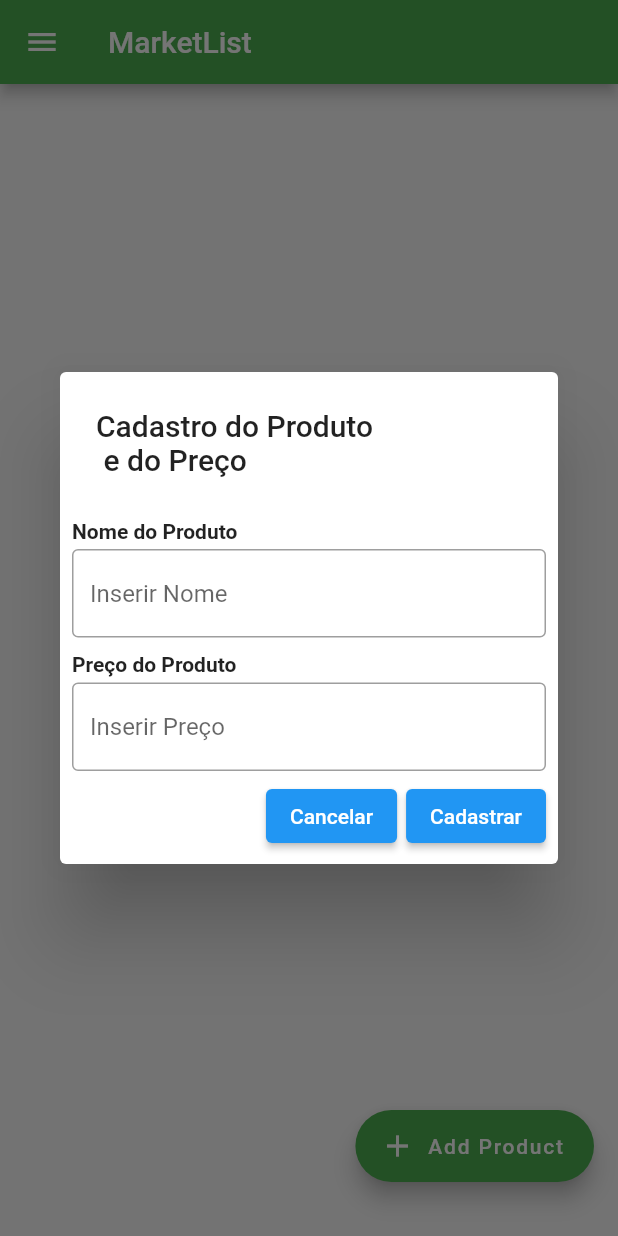
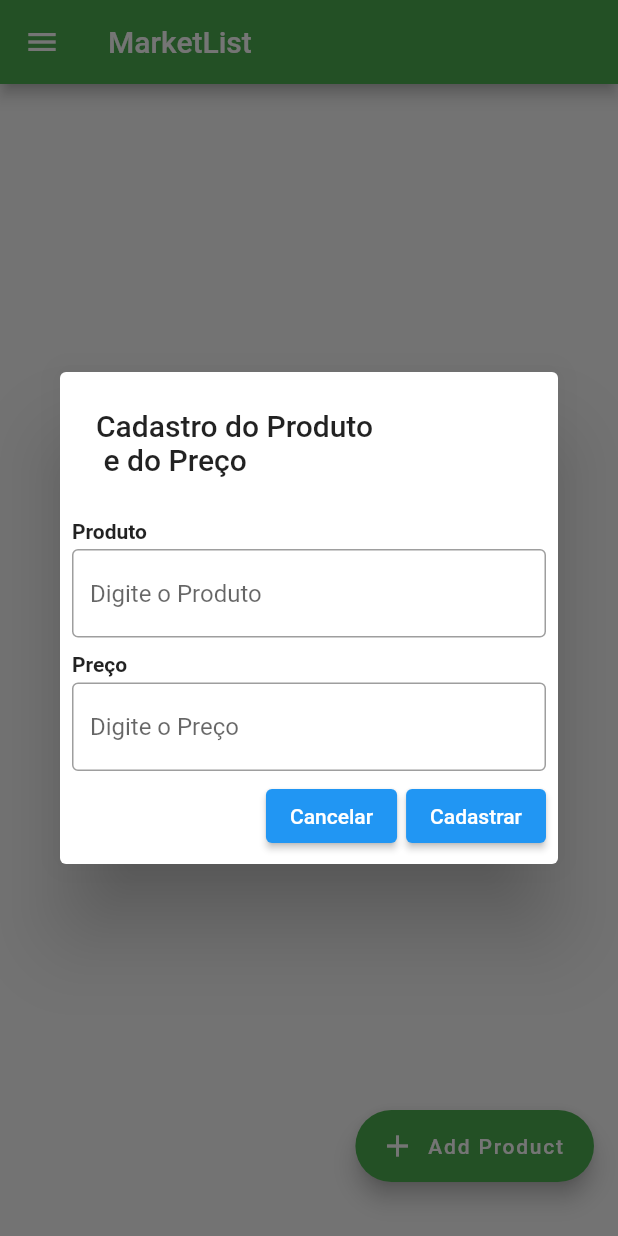
Before and after one commit to davidfffelix/marketlist, a Flutter app: the screen it shows after launch, after a tap on "Add Product", on a phone screen of 412 x 824 dp. Run offline on Flutter 3.47's test engine with Material 2 defaults, Android fonts, the phone set to English and light mode, and no system bars; our stand-ins replace get.

Commit message:
Update TextField

```diff
--- a/lib/home_page.dart
+++ b/lib/home_page.dart
@@ -60,7 +60,7 @@ class _HomePageState extends State<HomePage> {
                         child: Align(
                           alignment: Alignment.centerLeft,
                           child: Text(
-                            'Nome do Produto',
+                            'Produto',
                             style: TextStyle(
                               fontWeight: FontWeight.bold,
                             ),
@@ -70,7 +70,7 @@ class _HomePageState extends State<HomePage> {
                       ),
                       const TextField(
                         decoration: InputDecoration(
-                          hintText: 'Inserir Nome',
+                          hintText: 'Digite o Produto',
                           border: OutlineInputBorder(),
                         ),
                       ),
@@ -84,7 +84,7 @@ class _HomePageState extends State<HomePage> {
                         child: Align(
                           alignment: Alignment.centerLeft,
                           child: Text(
-                            'Preço do Produto',
+                            'Preço',
                             style: TextStyle(
                               fontWeight: FontWeight.bold,
                             ),
@@ -93,7 +93,7 @@ class _HomePageState extends State<HomePage> {
                       ),
                       const TextField(
                         decoration: InputDecoration(
-                          hintText: 'Inserir Preço',
+                          hintText: 'Digite o Preço',
                           border: OutlineInputBorder(),
                         ),
                       ),
```
